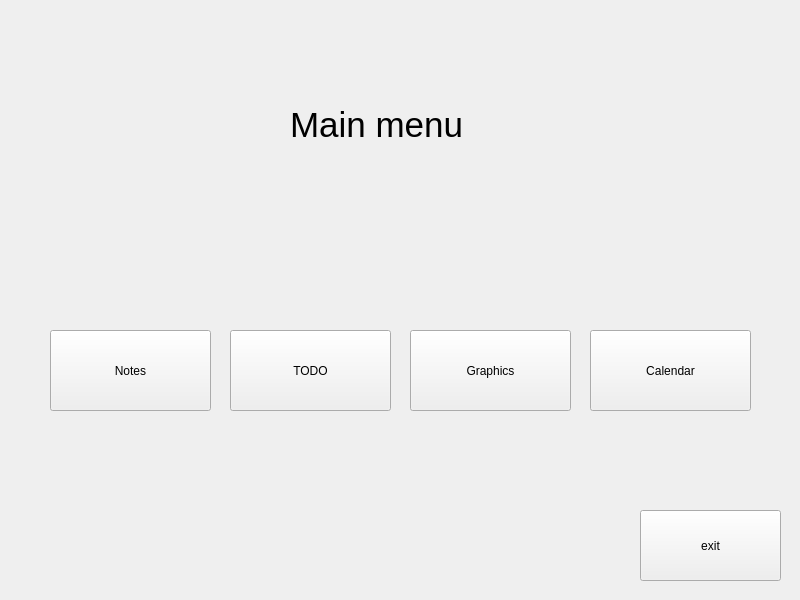
Ancellie/organizer_on_qt, file mainwindow.ui: the form before one commit.
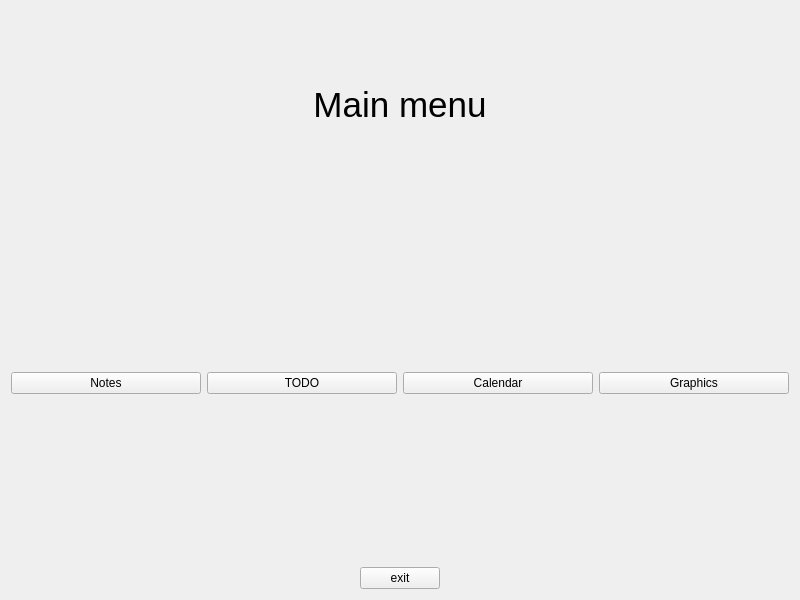
The form after the commit.

```diff
--- a/mainwindow.ui
+++ b/mainwindow.ui
@@ -13,84 +13,116 @@
   <property name="windowTitle">
    <string>Form</string>
   </property>
-  <widget class="QPushButton" name="exitButton">
-   <property name="geometry">
-    <rect>
-     <x>640</x>
-     <y>510</y>
-     <width>141</width>
-     <height>71</height>
-    </rect>
+  <layout class="QVBoxLayout" name="verticalLayout">
+   <item>
+    <widget class="QLabel" name="label">
+     <property name="minimumSize">
+      <size>
+       <width>778</width>
+       <height>188</height>
+      </size>
    </property>
    <property name="text">
-    <string>exit</string>
-   </property>
-  </widget>
+      <string>&lt;html&gt;&lt;head/&gt;&lt;body&gt;&lt;p align=&quot;center&quot;&gt;&lt;span style=&quot; font-size:26pt;&quot;&gt;Main menu&lt;/span&gt;&lt;/p&gt;&lt;/body&gt;&lt;/html&gt;</string>
+     </property>
+    </widget>
+   </item>
+   <item>
+    <spacer name="verticalSpacer">
+     <property name="orientation">
+      <enum>Qt::Vertical</enum>
+     </property>
+     <property name="sizeHint" stdset="0">
+      <size>
+       <width>20</width>
+       <height>152</height>
+      </size>
+     </property>
+    </spacer>
+   </item>
+   <item>
+    <layout class="QHBoxLayout" name="horizontalLayout">
+     <item>
   <widget class="QPushButton" name="notesButton">
-   <property name="geometry">
-    <rect>
-     <x>50</x>
-     <y>330</y>
-     <width>161</width>
-     <height>81</height>
-    </rect>
-   </property>
    <property name="text">
     <string>Notes</string>
    </property>
   </widget>
+     </item>
+     <item>
   <widget class="QPushButton" name="todoButton">
-   <property name="geometry">
-    <rect>
-     <x>230</x>
-     <y>330</y>
-     <width>161</width>
-     <height>81</height>
-    </rect>
-   </property>
    <property name="text">
     <string>TODO</string>
    </property>
   </widget>
-  <widget class="QPushButton" name="grahicsButton">
-   <property name="geometry">
-    <rect>
-     <x>410</x>
-     <y>330</y>
-     <width>161</width>
-     <height>81</height>
-    </rect>
-   </property>
-   <property name="text">
-    <string>Graphics</string>
-   </property>
-  </widget>
-  <widget class="QLabel" name="label">
-   <property name="geometry">
-    <rect>
-     <x>290</x>
-     <y>90</y>
-     <width>251</width>
-     <height>71</height>
-    </rect>
-   </property>
-   <property name="text">
-    <string>&lt;html&gt;&lt;head/&gt;&lt;body&gt;&lt;p&gt;&lt;span style=&quot; font-size:26pt;&quot;&gt;Main menu&lt;/span&gt;&lt;/p&gt;&lt;/body&gt;&lt;/html&gt;</string>
-   </property>
-  </widget>
+     </item>
+     <item>
   <widget class="QPushButton" name="calendarButton">
-   <property name="geometry">
-    <rect>
-     <x>590</x>
-     <y>330</y>
-     <width>161</width>
-     <height>81</height>
-    </rect>
-   </property>
    <property name="text">
     <string>Calendar</string>
    </property>
   </widget>
+     </item>
+     <item>
+      <widget class="QPushButton" name="grahicsButton">
+       <property name="text">
+        <string>Graphics</string>
+       </property>
+      </widget>
+     </item>
+    </layout>
+   </item>
+   <item>
+    <spacer name="verticalSpacer_2">
+     <property name="orientation">
+      <enum>Qt::Vertical</enum>
+     </property>
+     <property name="sizeHint" stdset="0">
+      <size>
+       <width>20</width>
+       <height>152</height>
+      </size>
+     </property>
+    </spacer>
+   </item>
+   <item>
+    <layout class="QHBoxLayout" name="horizontalLayout_2">
+     <item>
+      <spacer name="horizontalSpacer">
+       <property name="orientation">
+        <enum>Qt::Horizontal</enum>
+       </property>
+       <property name="sizeHint" stdset="0">
+        <size>
+         <width>40</width>
+         <height>20</height>
+        </size>
+       </property>
+      </spacer>
+     </item>
+     <item>
+      <widget class="QPushButton" name="exitButton">
+       <property name="text">
+        <string>exit</string>
+       </property>
+      </widget>
+     </item>
+     <item>
+      <spacer name="horizontalSpacer_2">
+       <property name="orientation">
+        <enum>Qt::Horizontal</enum>
+       </property>
+       <property name="sizeHint" stdset="0">
+        <size>
+         <width>40</width>
+         <height>20</height>
+        </size>
+       </property>
+      </spacer>
+     </item>
+    </layout>
+   </item>
+  </layout>
  </widget>
  <resources/>
  <connections/>
```
Lines whose indentation alone changed are shown as unchanged.
